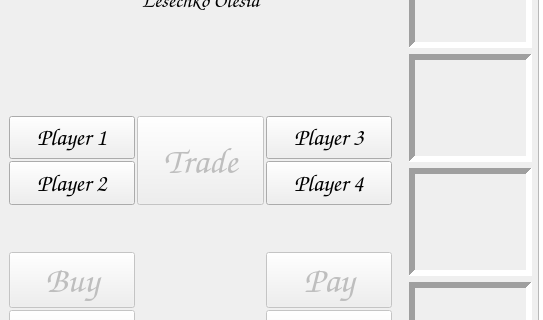
First picture: the form in Components/Game/Monopoly.ui, repository Kenobichek/Coursework-monopoly-qt, before the edit; both pictures show x 0 to 543 and y 205 to 525 of the 1200 by 740 pixel window.
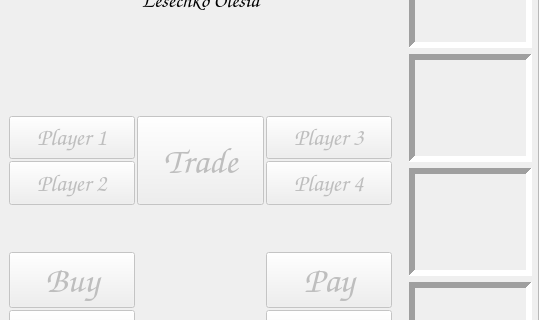
Second picture: the form after the edit.

Diff of the .ui file:
```diff
--- a/Components/Game/Monopoly.ui
+++ b/Components/Game/Monopoly.ui
@@ -1200,6 +1200,9 @@
         </item>
         <item row="8" column="1">
          <widget class="QPushButton" name="player1">
+          <property name="enabled">
+           <bool>false</bool>
+          </property>
           <property name="sizePolicy">
            <sizepolicy hsizetype="Minimum" vsizetype="Minimum">
             <horstretch>0</horstretch>
@@ -1222,6 +1225,9 @@
         </item>
         <item row="9" column="1">
          <widget class="QPushButton" name="player2">
+          <property name="enabled">
+           <bool>false</bool>
+          </property>
           <property name="sizePolicy">
            <sizepolicy hsizetype="Minimum" vsizetype="Minimum">
             <horstretch>0</horstretch>
@@ -1244,6 +1250,9 @@
         </item>
         <item row="8" column="3">
          <widget class="QPushButton" name="player3">
+          <property name="enabled">
+           <bool>false</bool>
+          </property>
           <property name="sizePolicy">
            <sizepolicy hsizetype="Minimum" vsizetype="Minimum">
             <horstretch>0</horstretch>
@@ -1266,6 +1275,9 @@
         </item>
         <item row="9" column="3">
          <widget class="QPushButton" name="player4">
+          <property name="enabled">
+           <bool>false</bool>
+          </property>
           <property name="sizePolicy">
            <sizepolicy hsizetype="Minimum" vsizetype="Minimum">
             <horstretch>0</horstretch>
```
